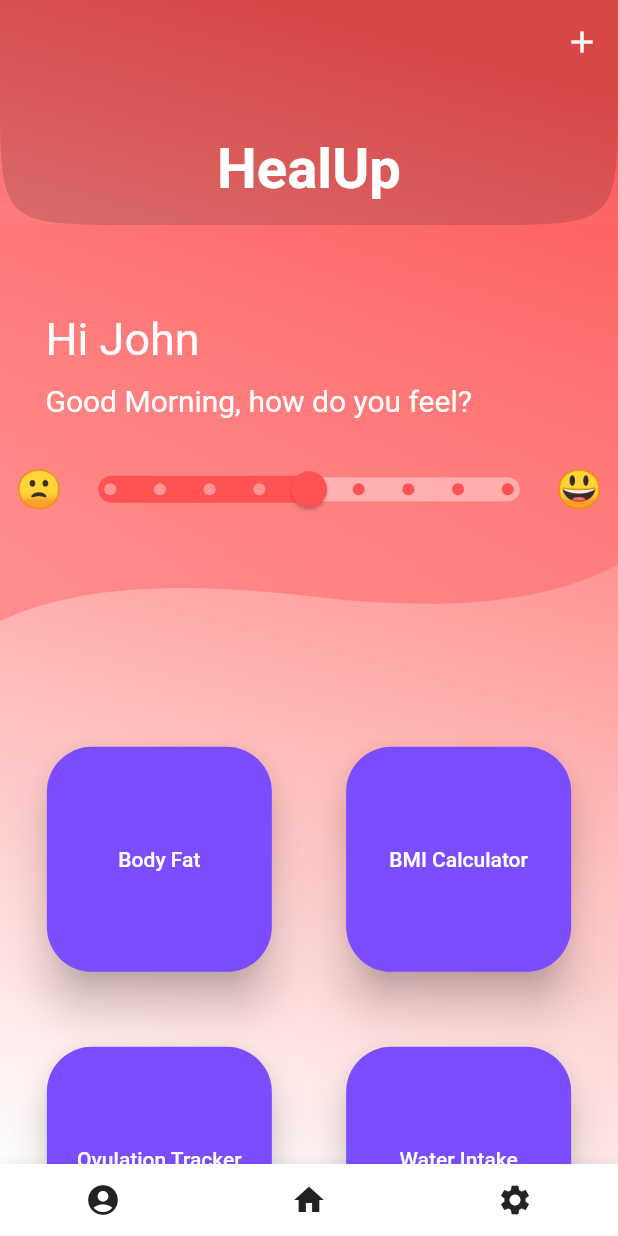
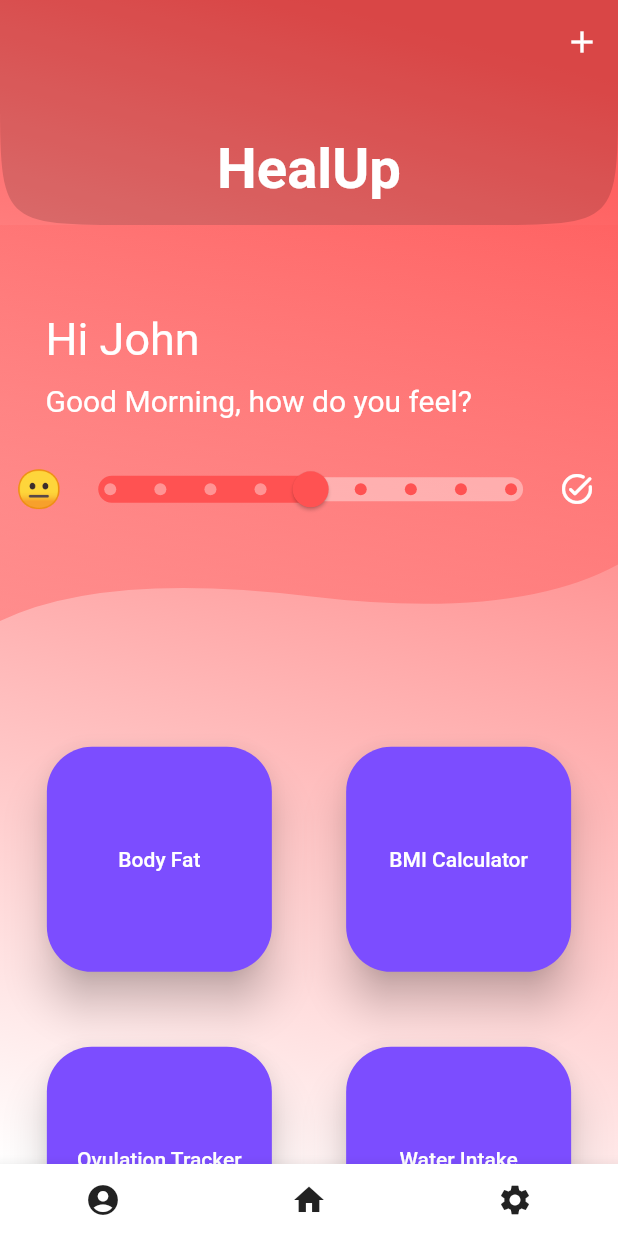
Before and after one commit to abhin-deb02/health_app, a Flutter app: the screen it shows after launch, on a phone screen of 412 x 824 dp. Run offline on Flutter 3.47's test engine with Material 2 defaults, Android fonts, the light colour scheme and no system bars.

Commit message:
variable emotion + iconButton
looks cool :)

```diff
--- a/lib/main.dart
+++ b/lib/main.dart
@@ -45,6 +45,9 @@ class _MainPageState extends State<MainPage> {
   // vars for slider with emotion scale [1-9]
   double value = 5;
   var labels = ['1', '2', '3', '4', '5', '6', '7', '8', '9'];
+
+  // emoji labels [test]
+  var emojis = ['😖', '😟', '🙁', '😕', '😐', '🙂', '😀', '😃', '😄'];
 
 
   // datetime object
@@ -187,8 +190,9 @@ class _MainPageState extends State<MainPage> {
                               Row(
                                 mainAxisAlignment: MainAxisAlignment.spaceAround,
                                 children: [
-                                  const SizedBox(
-                                    child: Text('🙁',
+                                  SizedBox(
+                                    child: Text(//'🙁',
+                                      emojis[value.toInt() - 1],
                                       style: TextStyle(fontSize: 25),
                                     ),
                                   ),
@@ -219,11 +223,22 @@ class _MainPageState extends State<MainPage> {
                                       ),
                                     ),
                                   ),
+
+                                  /*
                                   const SizedBox(
                                   child: Text('😃',
                                     style: TextStyle(fontSize: 25),
                                   ),
                                   ),
+                                   */
+
+                                  IconButton(
+                                      padding: EdgeInsets.only(right: 5.0),
+                                      icon: Icon(Icons.task_alt_rounded, color: Colors.white),
+                                      constraints: BoxConstraints(),
+                                      onPressed: () {},
+                                  )
+
                                 ],
                               ),
                               const SizedBox(height: 5),
```
